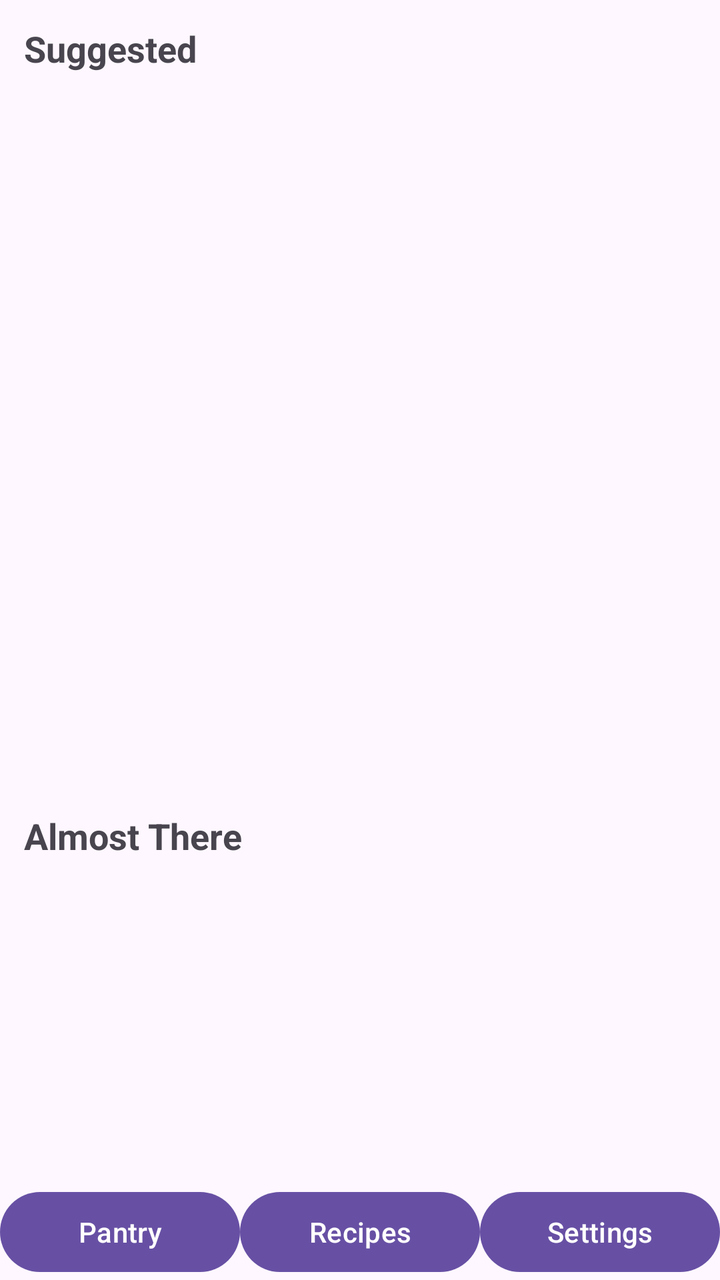
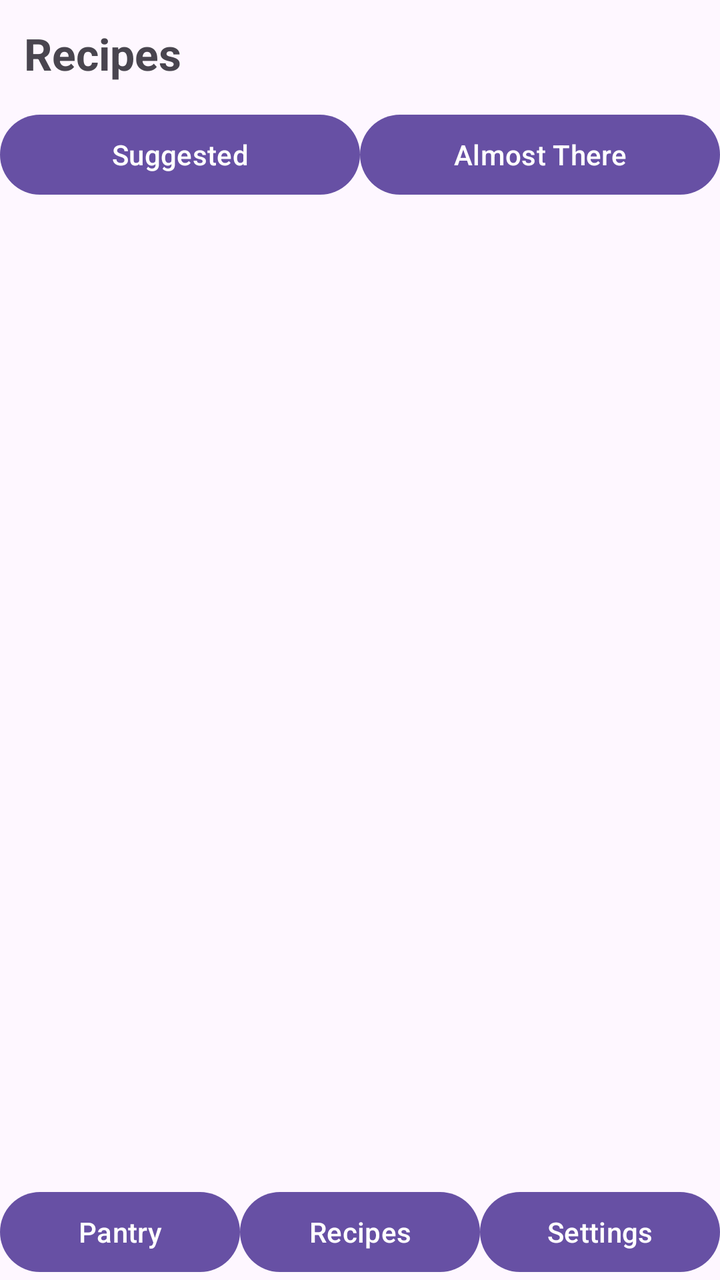

An Android layout rendered at two revisions. The XML below is the earlier revision; the diff shows what the commit changed to produce the second picture.
<!-- AndroidManifest.xml: application theme Theme.SmartPantryManager -->
<!-- res/layout/activity_suggested_recipes.xml -->
<?xml version="1.0" encoding="utf-8"?>
<androidx.constraintlayout.widget.ConstraintLayout
    xmlns:android="http://schemas.android.com/apk/res/android"
    xmlns:app="http://schemas.android.com/apk/res-auto"
    android:layout_width="match_parent"
    android:layout_height="match_parent"
    android:fitsSystemWindows="true">

    <TextView
        android:id="@+id/tvEmptyState"
        android:layout_width="wrap_content"
        android:layout_height="wrap_content"
        android:text="No recipes match your pantry yet - add more ingredients"
        android:visibility="gone"
        app:layout_constraintTop_toTopOf="parent"
        app:layout_constraintBottom_toTopOf="@id/navBar"
        app:layout_constraintStart_toStartOf="parent"
        app:layout_constraintEnd_toEndOf="parent" />

    <TextView
        android:id="@+id/tvSuggestedHeader"
        android:layout_width="wrap_content"
        android:layout_height="wrap_content"
        android:text="Suggested"
        android:textSize="18sp"
        android:textStyle="bold"
        android:padding="12dp"
        app:layout_constraintTop_toTopOf="parent"
        app:layout_constraintStart_toStartOf="parent" />

    <androidx.recyclerview.widget.RecyclerView
        android:id="@+id/rvSuggested"
        android:layout_width="0dp"
        android:layout_height="0dp"
        app:layout_constraintTop_toBottomOf="@id/tvSuggestedHeader"
        app:layout_constraintBottom_toTopOf="@id/tvAlmostThereHeader"
        app:layout_constraintStart_toStartOf="parent"
        app:layout_constraintEnd_toEndOf="parent" />

    <TextView
        android:id="@+id/tvAlmostThereHeader"
        android:layout_width="wrap_content"
        android:layout_height="wrap_content"
        android:text="Almost There"
        android:textSize="18sp"
        android:textStyle="bold"
        android:padding="12dp"
        app:layout_constraintBottom_toTopOf="@id/rvAlmostThere"
        app:layout_constraintStart_toStartOf="parent" />

    <androidx.recyclerview.widget.RecyclerView
        android:id="@+id/rvAlmostThere"
        android:layout_width="0dp"
        android:layout_height="150dp"
        app:layout_constraintBottom_toTopOf="@id/navBar"
        app:layout_constraintStart_toStartOf="parent"
        app:layout_constraintEnd_toEndOf="parent" />

    <LinearLayout
        android:id="@+id/navBar"
        android:layout_width="match_parent"
        android:layout_height="wrap_content"
        android:orientation="horizontal"
        app:layout_constraintBottom_toBottomOf="parent">

        <Button
            android:id="@+id/navPantry"
            android:layout_width="0dp"
            android:layout_height="wrap_content"
            android:layout_weight="1"
            android:text="Pantry" />

        <Button
            android:id="@+id/navRecipes"
            android:layout_width="0dp"
            android:layout_height="wrap_content"
            android:layout_weight="1"
            android:text="Recipes" />

        <Button
            android:id="@+id/navSettings"
            android:layout_width="0dp"
            android:layout_height="wrap_content"
            android:layout_weight="1"
            android:text="Settings" />

    </LinearLayout>

</androidx.constraintlayout.widget.ConstraintLayout>
<!-- resources referenced by this layout -->
<resources>
  <style name="Theme.SmartPantryManager" parent="Base.Theme.SmartPantryManager" />
  <style name="Base.Theme.SmartPantryManager" parent="Theme.Material3.DayNight.NoActionBar">
          
          
      </style>
</resources>

<!-- the commit's change to res/layout/activity_suggested_recipes.xml (unified diff, before → after) -->
@@ -7,51 +7,56 @@
     android:fitsSystemWindows="true">
 
     <TextView
-        android:id="@+id/tvEmptyState"
+        android:id="@+id/tvRecipesTitle"
         android:layout_width="wrap_content"
         android:layout_height="wrap_content"
-        android:text="No recipes match your pantry yet - add more ingredients"
-        android:visibility="gone"
-        app:layout_constraintTop_toTopOf="parent"
-        app:layout_constraintBottom_toTopOf="@id/navBar"
-        app:layout_constraintStart_toStartOf="parent"
-        app:layout_constraintEnd_toEndOf="parent" />
-
-    <TextView
-        android:id="@+id/tvSuggestedHeader"
-        android:layout_width="wrap_content"
-        android:layout_height="wrap_content"
-        android:text="Suggested"
-        android:textSize="18sp"
+        android:text="Recipes"
+        android:textSize="22sp"
         android:textStyle="bold"
         android:padding="12dp"
         app:layout_constraintTop_toTopOf="parent"
         app:layout_constraintStart_toStartOf="parent" />
 
-    <androidx.recyclerview.widget.RecyclerView
-        android:id="@+id/rvSuggested"
-        android:layout_width="0dp"
-        android:layout_height="0dp"
-        app:layout_constraintTop_toBottomOf="@id/tvSuggestedHeader"
-        app:layout_constraintBottom_toTopOf="@id/tvAlmostThereHeader"
+    <LinearLayout
+        android:id="@+id/tabRow"
+        android:layout_width="match_parent"
+        android:layout_height="wrap_content"
+        android:orientation="horizontal"
+        app:layout_constraintTop_toBottomOf="@id/tvRecipesTitle">
+
+        <Button
+            android:id="@+id/btnTabSuggested"
+            android:layout_width="0dp"
+            android:layout_height="wrap_content"
+            android:layout_weight="1"
+            android:text="Suggested" />
+
+        <Button
+            android:id="@+id/btnTabAlmostThere"
+            android:layout_width="0dp"
+            android:layout_height="wrap_content"
+            android:layout_weight="1"
+            android:text="Almost There" />
+
+    </LinearLayout>
+
+    <TextView
+        android:id="@+id/tvEmptyState"
+        android:layout_width="wrap_content"
+        android:layout_height="wrap_content"
+        android:text="No recipes match your pantry yet - add more ingredients"
+        android:padding="16dp"
+        android:visibility="gone"
+        app:layout_constraintTop_toBottomOf="@id/tabRow"
+        app:layout_constraintBottom_toTopOf="@id/navBar"
         app:layout_constraintStart_toStartOf="parent"
         app:layout_constraintEnd_toEndOf="parent" />
 
-    <TextView
-        android:id="@+id/tvAlmostThereHeader"
-        android:layout_width="wrap_content"
-        android:layout_height="wrap_content"
-        android:text="Almost There"
-        android:textSize="18sp"
-        android:textStyle="bold"
-        android:padding="12dp"
-        app:layout_constraintBottom_toTopOf="@id/rvAlmostThere"
-        app:layout_constraintStart_toStartOf="parent" />
-
     <androidx.recyclerview.widget.RecyclerView
-        android:id="@+id/rvAlmostThere"
+        android:id="@+id/rvRecipes"
         android:layout_width="0dp"
-        android:layout_height="150dp"
+        android:layout_height="0dp"
+        app:layout_constraintTop_toBottomOf="@id/tabRow"
         app:layout_constraintBottom_toTopOf="@id/navBar"
         app:layout_constraintStart_toStartOf="parent"
         app:layout_constraintEnd_toEndOf="parent" />
